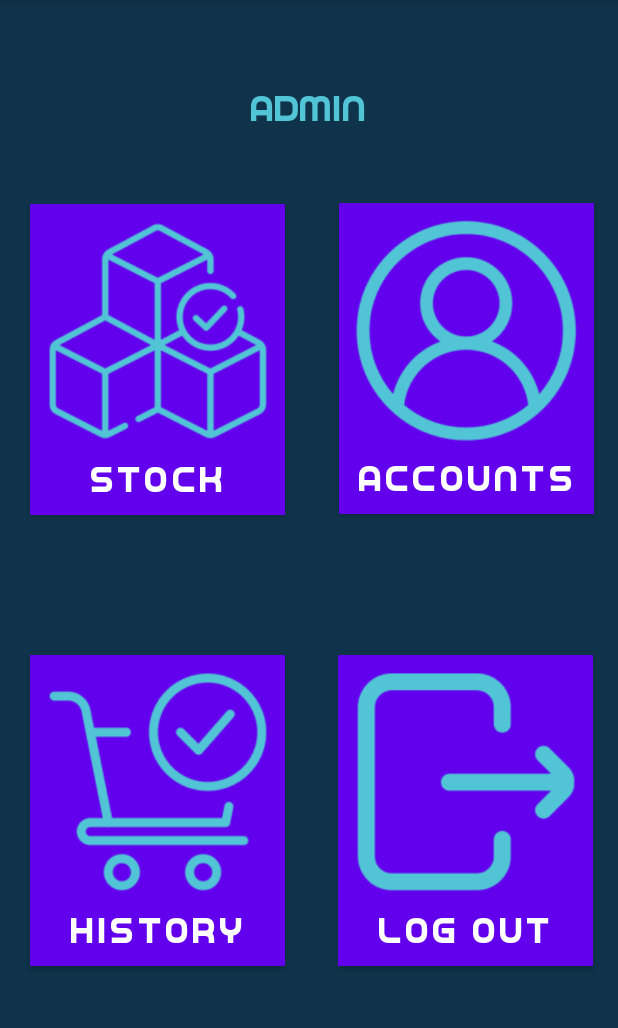
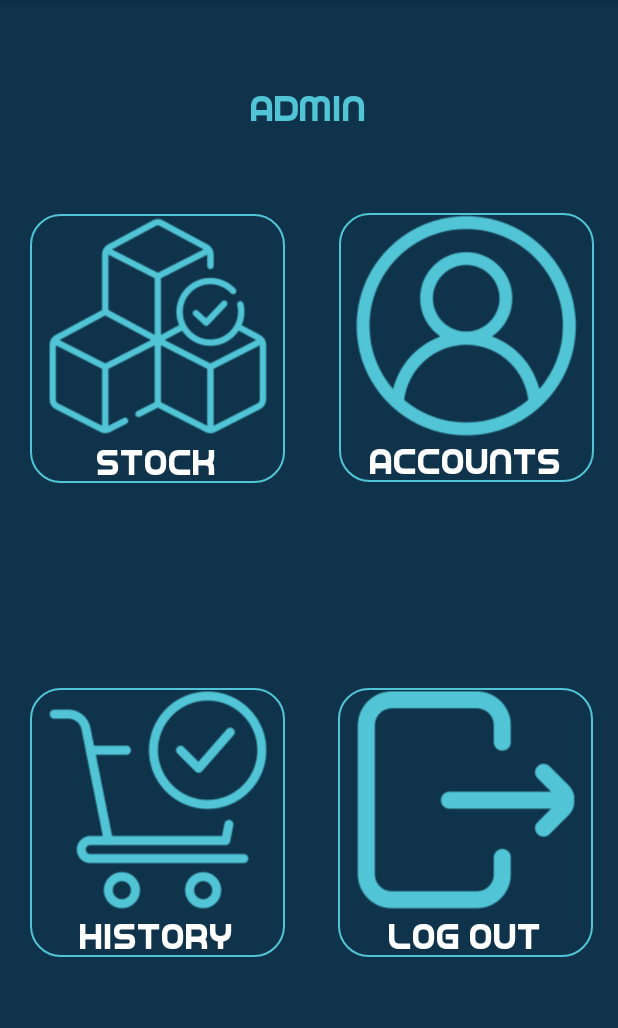
Before and after one commit to LongLong2310/R-GameShopApp, an Android app: the adminMenu screen opened directly, with no data from a screen before it, on a phone screen of 412 x 824 dp, the part 84-1112 px from its top. Run offline under Robolectric (Android 15) with nearby library versions, the light colour scheme and no system bars.

Commit message:
admin menu fix

```diff
--- a/app/src/main/res/layout/activity_admin_menu.xml
+++ b/app/src/main/res/layout/activity_admin_menu.xml
@@ -24,11 +24,10 @@
         app:layout_constraintVertical_bias="0.077"
         android:fontFamily="@font/game_played"/>
 
-    <Button
+    <androidx.appcompat.widget.AppCompatButton
         android:id="@+id/buttonStock"
         android:layout_width="wrap_content"
         android:layout_height="wrap_content"
-        android:background="#4CAF50"
         android:drawableTop="@drawable/stock_small"
         android:paddingStart="10dp"
         android:paddingEnd="10dp"
@@ -40,13 +39,15 @@
         app:layout_constraintHorizontal_bias="0.083"
         app:layout_constraintStart_toStartOf="parent"
         app:layout_constraintTop_toTopOf="parent"
-        app:layout_constraintVertical_bias="0.242" />
+        app:layout_constraintVertical_bias="0.242"
+        android:background="@drawable/customer_border"
+        android:textColor="@android:color/white"/>
 
-    <Button
+    <androidx.appcompat.widget.AppCompatButton
         android:id="@+id/buttonAccount"
         android:layout_width="wrap_content"
         android:layout_height="wrap_content"
-        android:background="#4CAF50"
+        android:background="@drawable/customer_border"
         android:drawableTop="@drawable/account_small"
         android:paddingStart="10dp"
         android:paddingEnd="10dp"
@@ -58,13 +59,14 @@
         app:layout_constraintHorizontal_bias="0.933"
         app:layout_constraintStart_toStartOf="parent"
         app:layout_constraintTop_toTopOf="parent"
-        app:layout_constraintVertical_bias="0.241" />
+        app:layout_constraintVertical_bias="0.241"
+        android:textColor="@android:color/white"/>
 
-    <Button
+    <androidx.appcompat.widget.AppCompatButton
         android:id="@+id/buttonHistory"
         android:layout_width="wrap_content"
         android:layout_height="wrap_content"
-        android:background="#4CAF50"
+        android:background="@drawable/customer_border"
         android:drawableTop="@drawable/history_small"
         android:paddingStart="10dp"
         android:paddingEnd="10dp"
@@ -76,13 +78,14 @@
         app:layout_constraintHorizontal_bias="0.082"
         app:layout_constraintStart_toStartOf="parent"
         app:layout_constraintTop_toTopOf="parent"
-        app:layout_constraintVertical_bias="0.779" />
+        app:layout_constraintVertical_bias="0.779"
+        android:textColor="@android:color/white"/>
 
-    <Button
+    <androidx.appcompat.widget.AppCompatButton
         android:id="@+id/buttonLogout"
         android:layout_width="wrap_content"
         android:layout_height="wrap_content"
-        android:background="#4CAF50"
+        android:background="@drawable/customer_border"
         android:drawableTop="@drawable/logout_small"
         android:paddingStart="10dp"
         android:paddingEnd="10dp"
@@ -94,5 +97,6 @@
         app:layout_constraintHorizontal_bias="0.932"
         app:layout_constraintStart_toStartOf="parent"
         app:layout_constraintTop_toTopOf="parent"
-        app:layout_constraintVertical_bias="0.779" />
+        app:layout_constraintVertical_bias="0.779"
+        android:textColor="@android:color/white"/>
 </androidx.constraintlayout.widget.ConstraintLayout>
```
